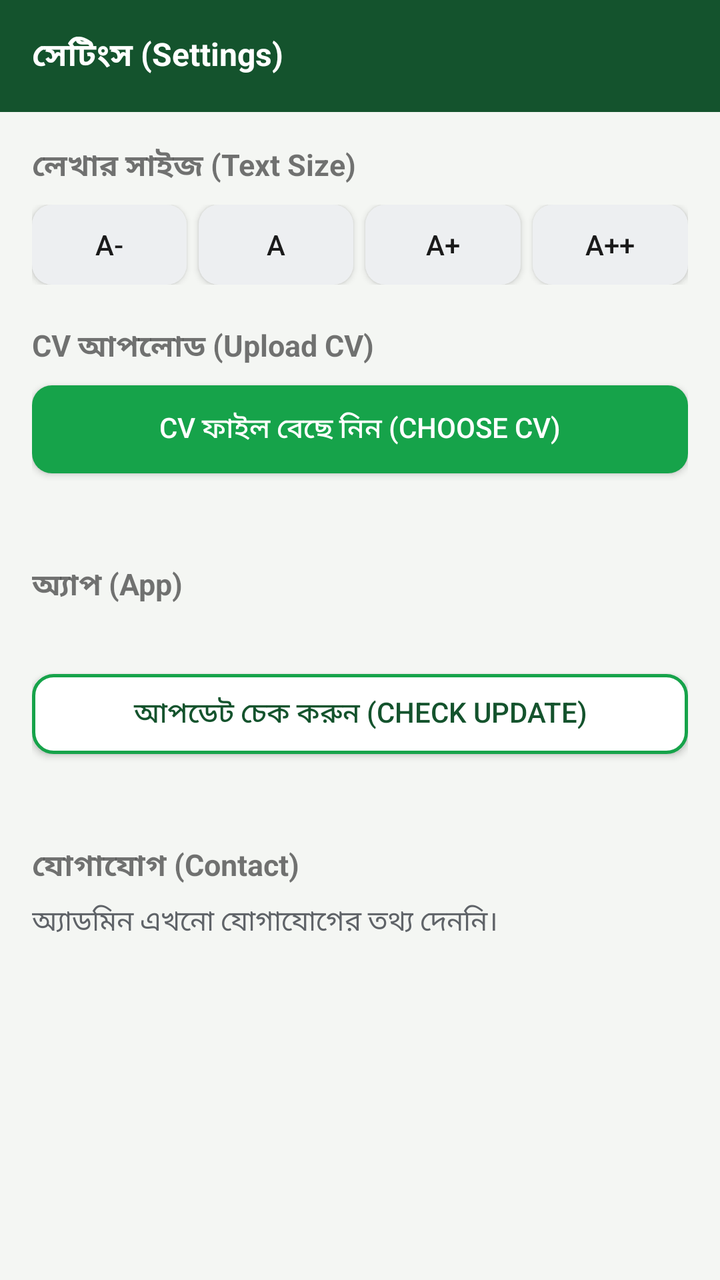
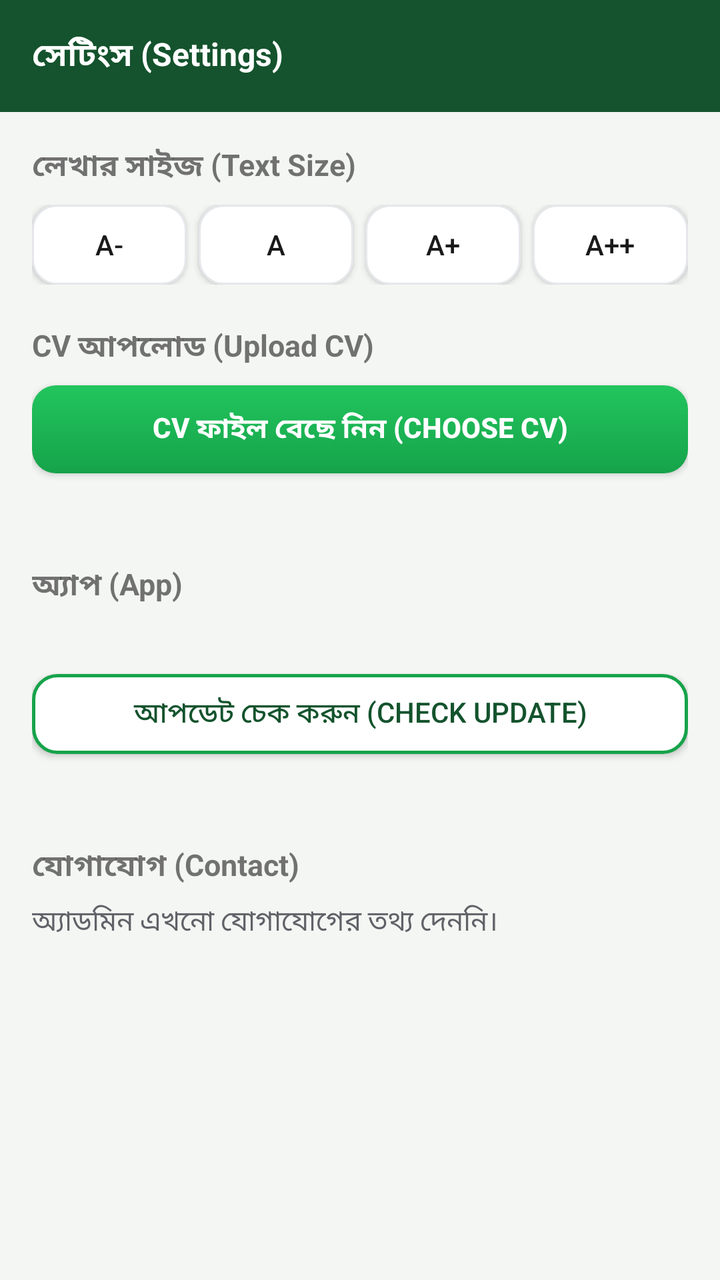

The first picture is an Android layout as it rendered before a commit; the second is the same layout after the commit. The layout source and the unified diff follow.
<!-- AndroidManifest.xml: application theme AppTheme -->
<!-- res/layout/activity_settings.xml -->
<?xml version="1.0" encoding="utf-8"?>
<LinearLayout xmlns:android="http://schemas.android.com/apk/res/android"
    android:layout_width="match_parent"
    android:layout_height="match_parent"
    android:orientation="vertical"
    android:background="@color/bg"
    android:fitsSystemWindows="true">

    <android.widget.Toolbar
        android:id="@+id/toolbar"
        android:layout_width="match_parent"
        android:layout_height="?android:attr/actionBarSize"
        android:background="@color/green_dark"
        android:titleTextColor="#ffffff"
        android:titleTextAppearance="@style/ToolbarTitle"
        android:title="@string/settings_title" />

    <ScrollView
        android:layout_width="match_parent"
        android:layout_height="match_parent"
        android:fillViewport="true">
        <LinearLayout
            android:layout_width="match_parent"
            android:layout_height="wrap_content"
            android:orientation="vertical"
            android:padding="16dp"
            android:paddingBottom="32dp">
            <TextView
                android:layout_width="wrap_content"
                android:layout_height="wrap_content"
                android:text="লেখার সাইজ (Text Size)"
                android:textStyle="bold"
                android:textSize="15sp" />
            <LinearLayout
                android:layout_width="match_parent"
                android:layout_height="wrap_content"
                android:orientation="horizontal"
                android:layout_marginTop="8dp">
                <Button
                    android:id="@+id/sizeSmall"
                    android:layout_width="0dp"
                    android:layout_height="40dp"
                    android:layout_weight="1"
                    android:textSize="14sp"
                    android:text="A-"
                android:minHeight="0dp"
                android:background="@drawable/btn_ghost"
                android:textColor="@color/text_dark"
            />
                <Button
                    android:id="@+id/sizeMedium"
                    android:layout_width="0dp"
                    android:layout_height="40dp"
                    android:layout_weight="1"
                    android:textSize="14sp"
                    android:text="A"
                    android:layout_marginLeft="6dp"
                android:minHeight="0dp"
                android:background="@drawable/btn_ghost"
                android:textColor="@color/text_dark"
            />
                <Button
                    android:id="@+id/sizeLarge"
                    android:layout_width="0dp"
                    android:layout_height="40dp"
                    android:layout_weight="1"
                    android:textSize="14sp"
                    android:text="A+"
                    android:layout_marginLeft="6dp"
                android:minHeight="0dp"
                android:background="@drawable/btn_ghost"
                android:textColor="@color/text_dark"
            />
                <Button
                    android:id="@+id/sizeXl"
                    android:layout_width="0dp"
                    android:layout_height="40dp"
                    android:layout_weight="1"
                    android:textSize="14sp"
                    android:text="A++"
                    android:layout_marginLeft="6dp"
                android:minHeight="0dp"
                android:background="@drawable/btn_ghost"
                android:textColor="@color/text_dark"
            />
            </LinearLayout>

            <TextView
                android:layout_width="wrap_content"
                android:layout_height="wrap_content"
                android:text="CV আপলোড (Upload CV)"
                android:textStyle="bold"
                android:textSize="15sp"
                android:layout_marginTop="20dp" />
            <Button
                android:id="@+id/cvBtn"
                android:layout_width="match_parent"
                android:layout_height="44dp"
                android:text="CV ফাইল বেছে নিন (Choose CV)"
                android:textSize="14sp"
                android:layout_marginTop="8dp"
                android:minHeight="0dp"
                android:background="@drawable/btn_primary"
                android:textColor="#ffffff"
            />
            <TextView
                android:id="@+id/cvStatus"
                android:layout_width="wrap_content"
                android:layout_height="wrap_content"
                android:textSize="14sp"
                android:layout_marginTop="6dp" />
            <Button
                android:id="@+id/cvRemoveBtn"
                android:layout_width="match_parent"
                android:layout_height="40dp"
                android:minHeight="0dp"
                android:background="@drawable/btn_ghost"
                android:textColor="#b91c1c"
                android:text="@string/cv_remove"
                android:textSize="14sp"
                android:layout_marginTop="8dp"
                android:visibility="gone" />

            <TextView
                android:layout_width="wrap_content"
                android:layout_height="wrap_content"
                android:text="অ্যাপ (App)"
                android:textStyle="bold"
                android:textSize="15sp"
                android:layout_marginTop="20dp" />
            <TextView
                android:id="@+id/versionText"
                android:layout_width="wrap_content"
                android:layout_height="wrap_content"
                android:textSize="14sp"
                android:layout_marginTop="6dp" />
            <Button
                android:id="@+id/checkUpdateBtn"
                android:layout_width="match_parent"
                android:layout_height="40dp"
                android:text="আপডেট চেক করুন (Check Update)"
                android:textSize="14sp"
                android:layout_marginTop="8dp"
                android:minHeight="0dp"
                android:background="@drawable/btn_secondary"
                android:textColor="@color/green_dark"
            />
            <TextView
                android:id="@+id/updateStatus"
                android:layout_width="wrap_content"
                android:layout_height="wrap_content"
                android:textSize="14sp"
                android:layout_marginTop="6dp" />

            <TextView
                android:layout_width="wrap_content"
                android:layout_height="wrap_content"
                android:text="যোগাযোগ (Contact)"
                android:textStyle="bold"
                android:textSize="15sp"
                android:layout_marginTop="20dp" />
            <Button
                android:id="@+id/whatsappBtn"
                android:layout_width="match_parent"
                android:layout_height="40dp"
                android:text="📱 WhatsApp-এ যোগাযোগ করুন"
                android:textSize="14sp"
                android:layout_marginTop="8dp"
                android:visibility="gone"
                android:minHeight="0dp"
                android:background="@drawable/btn_secondary"
                android:textColor="@color/green_dark"
            />
            <Button
                android:id="@+id/telegramBtn"
                android:layout_width="match_parent"
                android:layout_height="40dp"
                android:text="✈️ Telegram-এ যোগাযোগ করুন"
                android:textSize="14sp"
                android:layout_marginTop="8dp"
                android:visibility="gone"
                android:minHeight="0dp"
                android:background="@drawable/btn_secondary"
                android:textColor="@color/green_dark"
            />
            <TextView
                android:id="@+id/contactEmpty"
                android:layout_width="wrap_content"
                android:layout_height="wrap_content"
                android:text="অ্যাডমিন এখনো যোগাযোগের তথ্য দেননি।"
                android:textColor="@color/text_grey"
                android:textSize="14sp"
                android:layout_marginTop="6dp" />
        </LinearLayout>
    </ScrollView>
</LinearLayout>
<!-- resources referenced by this layout -->
<resources>
  <color name="bg">#f4f6f3</color>
  <color name="green_dark">#14532d</color>
  <color name="text_dark">#1a1a1a</color>
  <color name="text_grey">#5f6368</color>
  <!-- drawable btn_ghost (drawable) -->
  <?xml version="1.0" encoding="utf-8"?>
  <shape xmlns:android="http://schemas.android.com/apk/res/android"
      android:shape="rectangle">
      <solid android:color="#EDEFF1" />
      <corners android:radius="10dp" />
  </shape>
  <!-- drawable btn_primary (drawable) -->
  <?xml version="1.0" encoding="utf-8"?>
  <shape xmlns:android="http://schemas.android.com/apk/res/android"
      android:shape="rectangle">
      <solid android:color="@color/green" />
      <corners android:radius="10dp" />
  </shape>
  <!-- drawable btn_secondary (drawable) -->
  <?xml version="1.0" encoding="utf-8"?>
  <shape xmlns:android="http://schemas.android.com/apk/res/android"
      android:shape="rectangle">
      <solid android:color="#ffffff" />
      <stroke android:width="1.5dp" android:color="@color/green" />
      <corners android:radius="10dp" />
  </shape>
  <string name="cv_remove">🗑️ CV মুছুন (Remove CV)</string>
  <string name="settings_title">সেটিংস (Settings)</string>
  <style name="ToolbarTitle">
          <item name="android:textSize">16sp</item>
          <item name="android:textStyle">bold</item>
      </style>
  <style name="AppTheme" parent="android:Theme.Material.Light.NoActionBar">
          <item name="android:colorPrimary">@color/green_dark</item>
          <item name="android:colorPrimaryDark">@color/green_dark</item>
          <item name="android:colorAccent">@color/green</item>
          <item name="android:windowBackground">@color/bg</item>
      </style>
  <color name="green">#16a34a</color>
</resources>

<!-- the commit's change to res/layout/activity_settings.xml (unified diff, before → after) -->
@@ -98,9 +98,11 @@
                 android:layout_height="44dp"
                 android:text="CV ফাইল বেছে নিন (Choose CV)"
                 android:textSize="14sp"
+                android:textStyle="bold"
                 android:layout_marginTop="8dp"
                 android:minHeight="0dp"
                 android:background="@drawable/btn_primary"
+                android:elevation="2dp"
                 android:textColor="#ffffff"
             />
             <TextView
<!-- resource entries referenced after the edit -->
@@ -6,26 +6,22 @@
   <color name="text_grey">#5f6368</color>
   <!-- drawable btn_ghost (drawable) -->
   <?xml version="1.0" encoding="utf-8"?>
-  <shape xmlns:android="http://schemas.android.com/apk/res/android"
-      android:shape="rectangle">
-      <solid android:color="#EDEFF1" />
-      <corners android:radius="10dp" />
-  </shape>
+  <selector xmlns:android="http://schemas.android.com/apk/res/android">
+      <item android:state_pressed="true" android:drawable="@drawable/btn_ghost_pressed" />
+      <item android:drawable="@drawable/btn_ghost_normal" />
+  </selector>
   <!-- drawable btn_primary (drawable) -->
   <?xml version="1.0" encoding="utf-8"?>
-  <shape xmlns:android="http://schemas.android.com/apk/res/android"
-      android:shape="rectangle">
-      <solid android:color="@color/green" />
-      <corners android:radius="10dp" />
-  </shape>
+  <selector xmlns:android="http://schemas.android.com/apk/res/android">
+      <item android:state_pressed="true" android:drawable="@drawable/btn_primary_pressed" />
+      <item android:drawable="@drawable/btn_primary_normal" />
+  </selector>
   <!-- drawable btn_secondary (drawable) -->
   <?xml version="1.0" encoding="utf-8"?>
-  <shape xmlns:android="http://schemas.android.com/apk/res/android"
-      android:shape="rectangle">
-      <solid android:color="#ffffff" />
-      <stroke android:width="1.5dp" android:color="@color/green" />
-      <corners android:radius="10dp" />
-  </shape>
+  <selector xmlns:android="http://schemas.android.com/apk/res/android">
+      <item android:state_pressed="true" android:drawable="@drawable/btn_secondary_pressed" />
+      <item android:drawable="@drawable/btn_secondary_normal" />
+  </selector>
   <string name="cv_remove">🗑️ CV মুছুন (Remove CV)</string>
   <string name="settings_title">সেটিংস (Settings)</string>
   <style name="ToolbarTitle">
@@ -38,6 +34,61 @@
           <item name="android:colorAccent">@color/green</item>
           <item name="android:windowBackground">@color/bg</item>
       </style>
+  <!-- drawable btn_ghost_pressed (drawable) -->
+  <?xml version="1.0" encoding="utf-8"?>
+  <shape xmlns:android="http://schemas.android.com/apk/res/android"
+      android:shape="rectangle">
+      <solid android:color="#F3F4F6" />
+      <stroke android:width="1dp" android:color="#E5E7EB" />
+      <corners android:radius="12dp" />
+  </shape>
+  <!-- drawable btn_ghost_normal (drawable) -->
+  <?xml version="1.0" encoding="utf-8"?>
+  <shape xmlns:android="http://schemas.android.com/apk/res/android"
+      android:shape="rectangle">
+      <solid android:color="#ffffff" />
+      <stroke android:width="1dp" android:color="#E5E7EB" />
+      <corners android:radius="12dp" />
+  </shape>
+  <!-- drawable btn_primary_pressed (drawable) -->
+  <?xml version="1.0" encoding="utf-8"?>
+  <shape xmlns:android="http://schemas.android.com/apk/res/android"
+      android:shape="rectangle">
+      <gradient
+          android:angle="270"
+          android:startColor="#16a34a"
+          android:endColor="#15803d"
+          android:type="linear" />
+      <corners android:radius="12dp" />
+  </shape>
+  <!-- drawable btn_primary_normal (drawable) -->
+  <?xml version="1.0" encoding="utf-8"?>
+  <shape xmlns:android="http://schemas.android.com/apk/res/android"
+      android:shape="rectangle">
+      <gradient
+          android:angle="270"
+          android:startColor="#22c55e"
+          android:endColor="#16a34a"
+          android:type="linear" />
+      <corners android:radius="12dp" />
+  </shape>
+  <!-- drawable btn_secondary_pressed (drawable) -->
+  <?xml version="1.0" encoding="utf-8"?>
+  <shape xmlns:android="http://schemas.android.com/apk/res/android"
+      android:shape="rectangle">
+      <solid android:color="@color/green_light" />
+      <stroke android:width="1.5dp" android:color="@color/green" />
+      <corners android:radius="12dp" />
+  </shape>
+  <!-- drawable btn_secondary_normal (drawable) -->
+  <?xml version="1.0" encoding="utf-8"?>
+  <shape xmlns:android="http://schemas.android.com/apk/res/android"
+      android:shape="rectangle">
+      <solid android:color="#ffffff" />
+      <stroke android:width="1.5dp" android:color="@color/green" />
+      <corners android:radius="12dp" />
+  </shape>
   <color name="green">#16a34a</color>
+  <color name="green_light">#dcfce7</color>
 </resources>
 
